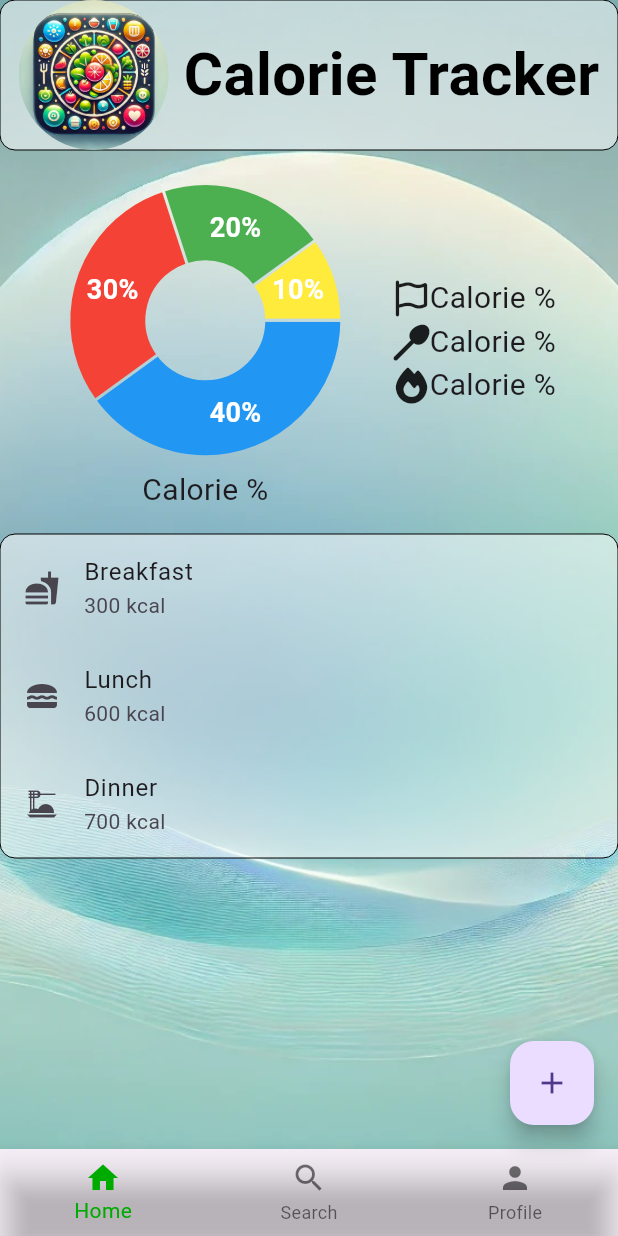
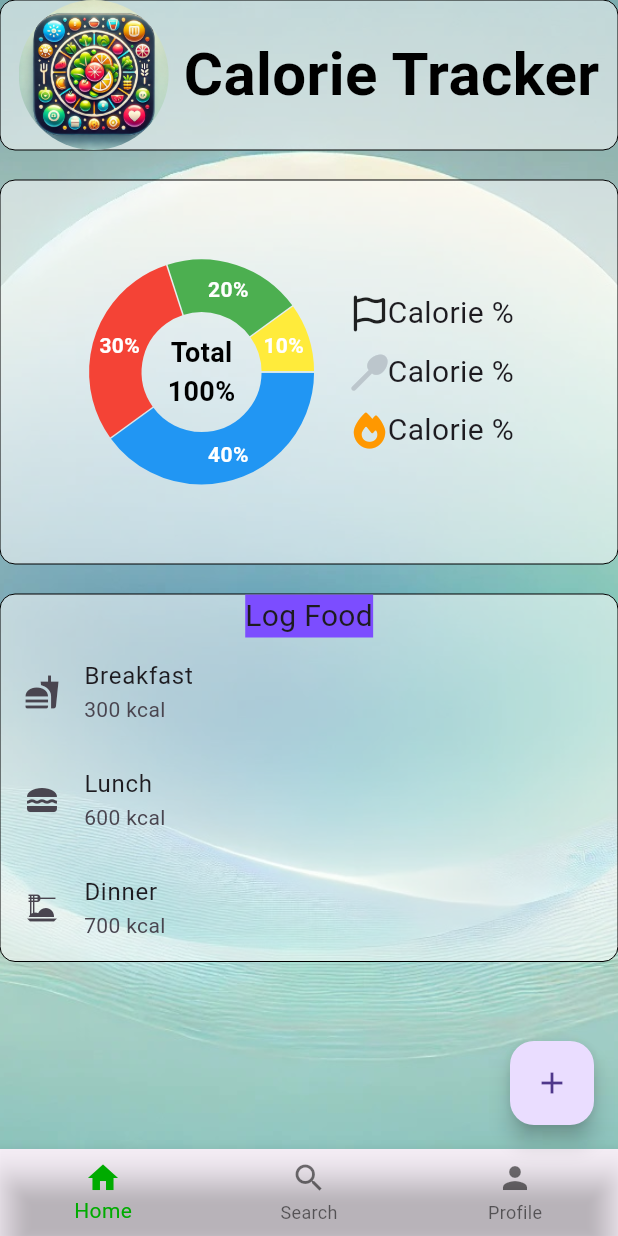
Before and after one commit to MfmRifath/Calorie-Tracker-App---Flutter---Dart, a Flutter app: the screen it shows after launch, on a phone screen of 412 x 824 dp. Run offline on Flutter 3.47's test engine with Material 3 defaults, Android fonts, the phone set to English and light mode, and no system bars; drawn by our look-alikes of fl_chart; our stand-ins replace cloud_firestore, font_awesome_flutter, google_fonts; accounts and stored records are empty; Roboto replaces fonts that are missing (Aladin).

Commit message:
end edit for today

```diff
--- a/calorie_Tracker_App/lib/screens/home_screen.dart
+++ b/calorie_Tracker_App/lib/screens/home_screen.dart
@@ -1,9 +1,10 @@
 import 'dart:ui';
-import 'package:fl_chart/fl_chart.dart';
+
+import 'package:calorie_tracker_app/widgets/piChartContainer.dart';
 import 'package:flutter/material.dart';
 import 'package:font_awesome_flutter/font_awesome_flutter.dart';
 import 'package:google_fonts/google_fonts.dart';
-import '../modals/chart_modal.dart';
+
 import 'add_meal_screen.dart';
 
 class HomeScreen extends StatefulWidget {
@@ -15,65 +16,6 @@ class _HomeScreenState extends State<HomeScreen> {
   int touchedIndex = -1;
   int _selectedIndex = 0;
 
-  List<PieChartSectionData> showingSections() {
-    return List.generate(4, (i) {
-      final isTouched = i == touchedIndex;
-      final double fontSize = isTouched ? 25.0 : 18.0;
-      final double radius = isTouched ? 60.0 : 50.0;
-      switch (i) {
-        case 0:
-          return PieChartSectionData(
-            color: Colors.blue,
-            value: 40,
-            title: '40%',
-            radius: radius,
-            titleStyle: TextStyle(
-              fontSize: fontSize,
-              fontWeight: FontWeight.bold,
-              color: const Color(0xffffffff),
-            ),
-          );
-        case 1:
-          return PieChartSectionData(
-            color: Colors.red,
-            value: 30,
-            title: '30%',
-            radius: radius,
-            titleStyle: TextStyle(
-              fontSize: fontSize,
-              fontWeight: FontWeight.bold,
-              color: const Color(0xffffffff),
-            ),
-          );
-        case 2:
-          return PieChartSectionData(
-            color: Colors.green,
-            value: 20,
-            title: '20%',
-            radius: radius,
-            titleStyle: TextStyle(
-              fontSize: fontSize,
-              fontWeight: FontWeight.bold,
-              color: const Color(0xffffffff),
-            ),
-          );
-        case 3:
-          return PieChartSectionData(
-            color: Colors.yellow,
-            value: 10,
-            title: '10%',
-            radius: radius,
-            titleStyle: TextStyle(
-              fontSize: fontSize,
-              fontWeight: FontWeight.bold,
-              color: const Color(0xffffffff),
-            ),
-          );
-        default:
-          throw Error();
-      }
-    });
-  }
 
 
   void _onItemTapped(int index) {
@@ -131,61 +73,27 @@ class _HomeScreenState extends State<HomeScreen> {
                   ],
                 ),
               ),
-              Row(
+              SizedBox(height: 20.0,),
+              Container(
+                decoration:  BoxDecoration(
+                  color: Colors.white54,
+                  border: Border.all(
+                    width: 0
+                  ),
+                  borderRadius: BorderRadius.circular(10.0),
+                ),
+                child: Row(
                   mainAxisAlignment: MainAxisAlignment.center,
                   children: <Widget>[
+                    PichartContainer(),
+                    SizedBox(width: 50.0,),
                     Container(
-                    padding: EdgeInsets.all(15.0),
-                    width: chartSize + 15.0,
                       height: chartSize + 50.0,
-                    child: Column(
-                      children: <Widget>[
-                        Expanded(
-                          child: PieChart(
-                            PieChartData(
-                              sections: showingSections(),
-                              centerSpaceRadius: 40,
-                              sectionsSpace: 2,
-                              startDegreeOffset: 0,
-                              pieTouchData: PieTouchData(
-                                touchCallback: (FlTouchEvent event, pieTouchResponse) {
-                                  setState(() {
-                                    if (!event.isInterestedForInteractions ||
-                                        pieTouchResponse == null ||
-                                        pieTouchResponse.touchedSection == null) {
-                                      touchedIndex = -1;
-                                      return;
-                                    }
-                                    touchedIndex = pieTouchResponse
-                                        .touchedSection!.touchedSectionIndex;
-                                  });
-                                },
-                              ),
-                              borderData: FlBorderData(
-                                show: false,
-                              ),
-                            ),
-                          ),
-                        ),
-                        Text(
-                          'Calorie %',
-                          style: GoogleFonts.akayaTelivigala(
-                            textStyle: const TextStyle(
-                              fontSize: 20.0,
-                            ),
-                          ),
-                        ),
-                      ],
-                    ),
-                  ),
-                  Container(
-                    padding: EdgeInsets.all(15.0),
-                    height:chartSize + 50.0,
-
                       child: Column(
                         crossAxisAlignment: CrossAxisAlignment.center,
                         mainAxisAlignment: MainAxisAlignment.center,
                         children: <Widget>[
+
                           Row(
                             children: <Widget>[
                               Icon(FontAwesomeIcons.flag),
@@ -199,9 +107,11 @@ class _HomeScreenState extends State<HomeScreen> {
                               ),
                             ],
                           ),
+                          SizedBox(height: 10.0,),
                           Row(
                             children: <Widget>[
-                            Icon(FontAwesomeIcons.spoon),
+                              Icon(FontAwesomeIcons.spoon,
+                              color: Color(0xffBCC6CC),),
                               Text(
                                 'Calorie %',
                                 style: GoogleFonts.akayaTelivigala(
@@ -212,9 +122,11 @@ class _HomeScreenState extends State<HomeScreen> {
                               ),
                             ],
                           ),
+                          SizedBox(height: 10.0,),
                           Row(
                             children: <Widget>[
-                            Icon(FontAwesomeIcons.fire),
+                              Icon(FontAwesomeIcons.fire,
+                              color: Colors.orange,),
                               Text(
                                 'Calorie %',
                                 style: GoogleFonts.akayaTelivigala(
@@ -225,13 +137,13 @@ class _HomeScreenState extends State<HomeScreen> {
                               ),
                             ],
                           ),
-
                         ],
                       ),
                     ),
-
                   ],
                 ),
+              ),
+              SizedBox(height: 20.0,),
               Container(
                 decoration: BoxDecoration(
                   color: Colors.white54,
@@ -240,7 +152,19 @@ class _HomeScreenState extends State<HomeScreen> {
                   ),
                   borderRadius: BorderRadius.circular(10.0), // Uniform radius
                 ),
-                child: ListView(
+                child: Column(
+                  children: <Widget>[
+                    Text(
+                      "Log Food",
+
+                      style:GoogleFonts.aBeeZee(
+                        textStyle: TextStyle(
+                          fontSize: 20.0,
+                          backgroundColor: Colors.deepPurpleAccent,
+                        ),
+                      ),
+                    ),
+                    ListView(
                       shrinkWrap: true,
                       physics: NeverScrollableScrollPhysics(),
                       children: const <Widget>[
@@ -262,6 +186,8 @@ class _HomeScreenState extends State<HomeScreen> {
                           subtitle: Text('700 kcal'),
                           focusColor: Colors.white24,
                           hoverColor: Colors.green,
+                        ),
+                      ],
                     ),
                   ],
                 ),
--- /dev/null
+++ b/calorie_Tracker_App/lib/widgets/piChartContainer.dart
@@ -0,0 +1,120 @@
+import 'package:flutter/material.dart';
+import 'package:fl_chart/fl_chart.dart';
+
+class PichartContainer extends StatefulWidget {
+  @override
+  State<PichartContainer> createState() => _PichartContainerState();
+}
+
+class _PichartContainerState extends State<PichartContainer> {
+  int touchedIndex = -1;
+  final double chartSize = 100.0; // Reduced chart size
+
+  List<PieChartSectionData> showingSections() {
+    return List.generate(4, (i) {
+      final isTouched = i == touchedIndex;
+      final double fontSize = isTouched ? 18.0 : 14.0; // Adjusted font size
+      final double radius = isTouched ? 40.0 : 35.0; // Adjusted radius
+      switch (i) {
+        case 0:
+          return PieChartSectionData(
+            color: Colors.blue,
+            value: 40,
+            title: '40%',
+            radius: radius,
+            titleStyle: TextStyle(
+              fontSize: fontSize,
+              fontWeight: FontWeight.bold,
+              color: const Color(0xffffffff),
+            ),
+          );
+        case 1:
+          return PieChartSectionData(
+            color: Colors.red,
+            value: 30,
+            title: '30%',
+            radius: radius,
+            titleStyle: TextStyle(
+              fontSize: fontSize,
+              fontWeight: FontWeight.bold,
+              color: const Color(0xffffffff),
+            ),
+          );
+        case 2:
+          return PieChartSectionData(
+            color: Colors.green,
+            value: 20,
+            title: '20%',
+            radius: radius,
+            titleStyle: TextStyle(
+              fontSize: fontSize,
+              fontWeight: FontWeight.bold,
+              color: const Color(0xffffffff),
+            ),
+          );
+        case 3:
+          return PieChartSectionData(
+            color: Colors.yellow,
+            value: 10,
+            title: '10%',
+            radius: radius,
+            titleStyle: TextStyle(
+              fontSize: fontSize,
+              fontWeight: FontWeight.bold,
+              color: const Color(0xffffffff),
+            ),
+          );
+        default:
+          throw Error();
+      }
+    });
+  }
+
+  @override
+  Widget build(BuildContext context) {
+    return Container(
+      padding: EdgeInsets.only(left: 25.0,right: 10.0),
+      width: chartSize + 15.0,
+      height: chartSize + 50.0,
+      child: Stack(
+        alignment: Alignment.center,
+        children: <Widget>[
+          PieChart(
+            PieChartData(
+              sections: showingSections(),
+              centerSpaceRadius: 40, // Reduced center space radius
+              sectionsSpace: 1,
+              startDegreeOffset: 0,
+              pieTouchData: PieTouchData(
+                touchCallback: (FlTouchEvent event, pieTouchResponse) {
+                  setState(() {
+                    if (!event.isInterestedForInteractions ||
+                        pieTouchResponse == null ||
+                        pieTouchResponse.touchedSection == null) {
+                      touchedIndex = -1;
+                      return;
+                    }
+                    touchedIndex = pieTouchResponse
+                        .touchedSection!.touchedSectionIndex;
+                  });
+                },
+              ),
+              borderData: FlBorderData(
+                show: false,
+              ),
+            ),
+          ),
+          Text(
+            'Total\n100%',
+            textAlign: TextAlign.center,
+            style: TextStyle(
+              fontSize: 18.0, // Adjusted text size
+              fontWeight: FontWeight.bold,
+              color: Colors.black,
+            ),
+          ),
+        ],
+      ),
+    );
+  }
+}
```
Lines whose indentation alone changed are shown as unchanged.
